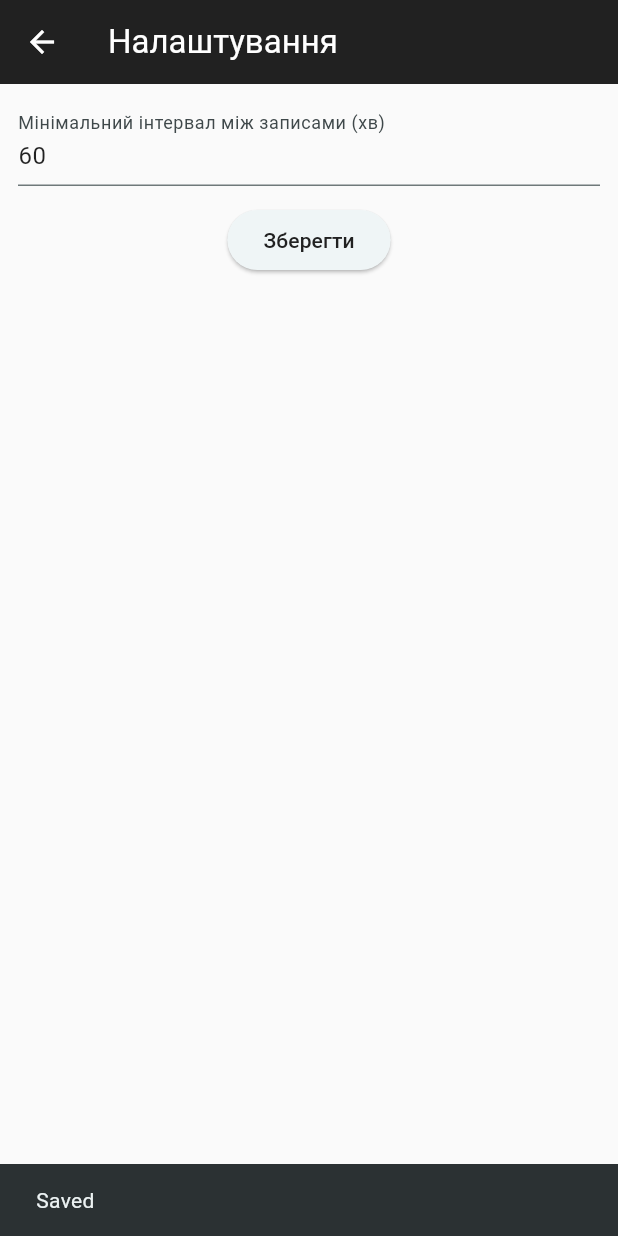
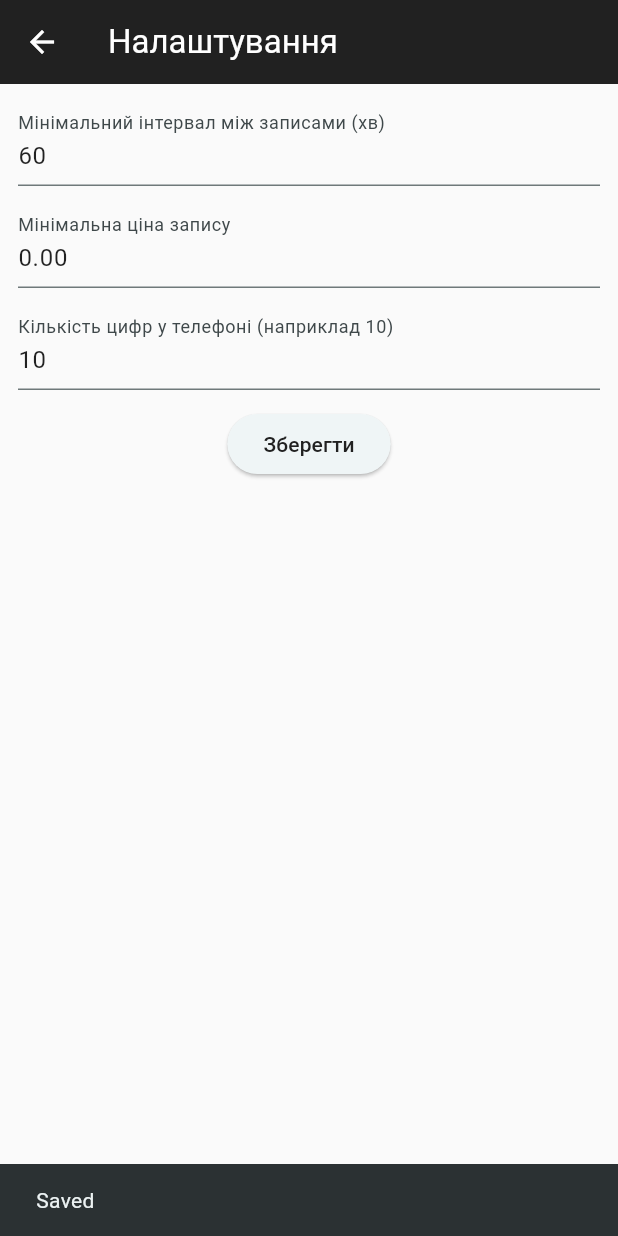
Before and after one commit to robberRds/beautydiary, a Flutter app: the SettingsScreen screen opened by its route, after a tap on "Зберегти", on a phone screen of 412 x 824 dp. Run offline on Flutter 3.47's test engine with Material 3 defaults, Android fonts, the phone set to English and light mode, and no system bars; our stand-ins replace font_awesome_flutter, pdf, printing, shared_preferences, sqflite, table_calendar; missing offline and left inert: excel; accounts and stored records are empty.

Commit message:
`Added input validation and formatting for phone and price fields, and added settings for minimum price and phone digits`

```diff
--- a/lib/screens/settings_screen.dart
+++ b/lib/screens/settings_screen.dart
@@ -11,6 +11,10 @@ class SettingsScreen extends StatefulWidget {
 class _SettingsScreenState extends State<SettingsScreen> {
   int minInterval = 60;
   final _ctl = TextEditingController();
+  final _priceCtl = TextEditingController();
+  double minPrice = 0.0;
+  int phoneDigits = 10;
+  final _phoneDigitsCtl = TextEditingController();
 
   @override
   void initState() {
@@ -23,14 +27,26 @@ class _SettingsScreenState extends State<SettingsScreen> {
     setState(() {
       minInterval = prefs.getInt('minInterval') ?? 60;
       _ctl.text = minInterval.toString();
+      minPrice = prefs.getDouble('minPrice') ?? 0.0;
+      _priceCtl.text = minPrice.toStringAsFixed(2);
+      phoneDigits = prefs.getInt('phoneDigits') ?? 10;
+      _phoneDigitsCtl.text = phoneDigits.toString();
     });
   }
 
   Future<void> _save() async {
     final v = int.tryParse(_ctl.text) ?? minInterval;
+    final p = double.tryParse(_priceCtl.text) ?? minPrice;
+    final pd = int.tryParse(_phoneDigitsCtl.text) ?? phoneDigits;
     final prefs = await SharedPreferences.getInstance();
     await prefs.setInt('minInterval', v);
-    setState(() => minInterval = v);
+    await prefs.setDouble('minPrice', p);
+    await prefs.setInt('phoneDigits', pd);
+    setState(() {
+      minInterval = v;
+      minPrice = p;
+      phoneDigits = pd;
+    });
     ScaffoldMessenger.of(context).showSnackBar(const SnackBar(content: Text('Saved')));
   }
 
@@ -43,6 +59,10 @@ class _SettingsScreenState extends State<SettingsScreen> {
         child: Column(children: [
           TextField(controller: _ctl, keyboardType: TextInputType.number, decoration: const InputDecoration(labelText: 'Мінімальний інтервал між записами (хв)')),
           const SizedBox(height: 12),
+          TextField(controller: _priceCtl, keyboardType: const TextInputType.numberWithOptions(decimal: true), decoration: const InputDecoration(labelText: 'Мінімальна ціна запису')),
+          const SizedBox(height: 12),
+          TextField(controller: _phoneDigitsCtl, keyboardType: TextInputType.number, decoration: const InputDecoration(labelText: 'Кількість цифр у телефоні (наприклад 10)')),
+          const SizedBox(height: 12),
           ElevatedButton(onPressed: _save, child: const Text('Зберегти'))
         ]),
       ),
--- a/lib/screens/stats_screen.dart
+++ b/lib/screens/stats_screen.dart
@@ -1,4 +1,5 @@
 import 'package:flutter/material.dart';
+import 'package:intl/intl.dart';
 import '../services/db_service.dart';
 import '../models/appointment.dart';
 
@@ -34,6 +35,7 @@ class _StatsScreenState extends State<StatsScreen> {
 
   @override
   Widget build(BuildContext context) {
+    final df = DateFormat.yMMMd().add_Hm();
     return Scaffold(
       appBar: AppBar(title: const Text('Фінансова статистика')),
       body: Padding(
@@ -51,6 +53,8 @@ class _StatsScreenState extends State<StatsScreen> {
               const SizedBox(width: 12),
               Text('Доходи: ${total.toStringAsFixed(2)}')
             ]),
+            const SizedBox(height: 8),
+            Align(alignment: Alignment.centerLeft, child: Text('Період: ${df.format(range.start)} — ${df.format(range.end.subtract(const Duration(seconds:1)))}')),
             const SizedBox(height: 20),
             Expanded(child: _buildChart())
           ],
```
Also changed, not shown: lib/screens/new_appointment_screen.dart (+45 -3 lines).
